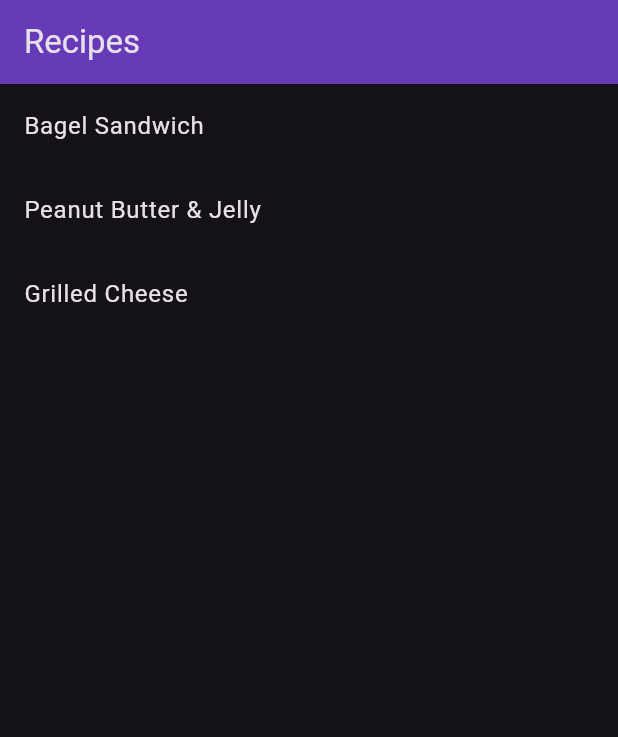
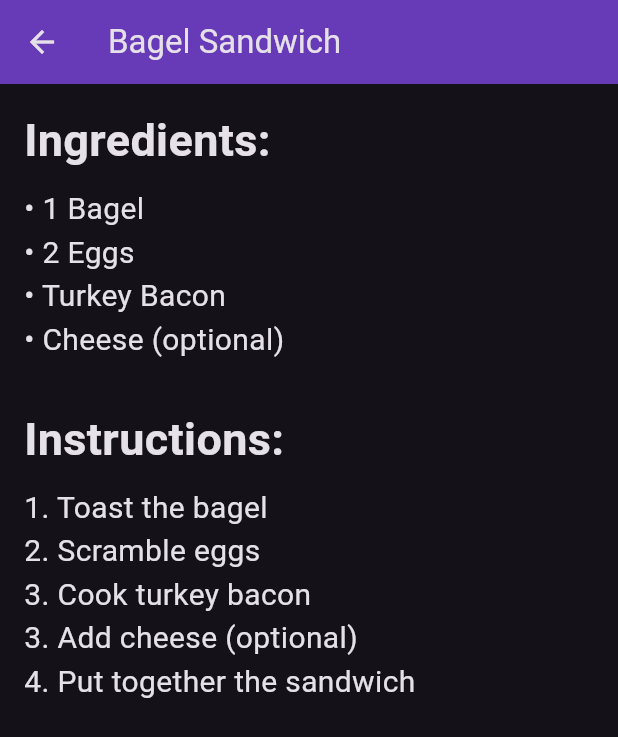
Before and after one commit to vk1hub/recipeBook, a Flutter app: the screen it shows after launch, after a tap on "Bagel Sandwich", on a phone screen of 412 x 824 dp. Shown: the top 737 px of the screen. Run offline on Flutter 3.47's test engine with Material 3 defaults, Android fonts, the phone set to English and light mode, and no system bars.

Commit message:
Added tapping functioanlity to recipes. Once tapped, recipes now show ingredients and instructions.

```diff
--- /dev/null
+++ b/lib/DetailsScreen.dart
@@ -0,0 +1,81 @@
+import 'package:flutter/material.dart';
+
+class DetailsScreen extends StatelessWidget {
+  final String title;
+  DetailsScreen({super.key, required this.title});
+
+  final Map<String, Map<String, List<String>>> recipeDetails = {
+    'Bagel Sandwich': {
+      'ingredients': [
+        '• 1 Bagel',
+        '• 2 Eggs',
+        '• Turkey Bacon',
+        '• Cheese (optional)',
+      ],
+      'instructions': [
+        '1. Toast the bagel',
+        '2. Scramble eggs',
+        '3. Cook turkey bacon',
+        '3. Add cheese (optional)',
+        '4. Put together the sandwich',
+      ],
+    },
+    'Peanut Butter & Jelly': {
+      'ingredients': ['• 2 Slices bread', '• Peanut butter', '• Jelly'],
+      'instructions': [
+        '1. Spread peanut butter on one slice',
+        '2. Spread jelly on other slice',
+        '3. Put together the sandwich',
+      ],
+    },
+    'Grilled Cheese': {
+      'ingredients': ['• 2 Slices bread', '• 2 Cheese slices', '• Butter'],
+      'instructions': [
+        '1. Butter the bread',
+        '2. Place buttered side down on pan',
+        '3. Add cheese on top',
+        '4. Place other bread on top, buttered side up',
+        '5. Cover pan with lid to melt cheese',
+        '6. Flip the sandwich until both sides are golden brown',
+        '7. Serve',
+      ],
+    },
+  };
+
+  @override
+  Widget build(BuildContext context) {
+    final recipe = recipeDetails[title]!;
+
+    return Scaffold(
+      appBar: AppBar(backgroundColor: Colors.deepPurple, title: Text(title)),
+      body: Padding(
+        // displaying ingredients and instructions
+        padding: const EdgeInsets.all(16.0),
+        child: Column(
+          crossAxisAlignment: CrossAxisAlignment.start,
+          children: [
+            const Text(
+              'Ingredients:',
+              style: TextStyle(fontSize: 30, fontWeight: FontWeight.bold),
+            ),
+            const SizedBox(height: 10),
+            Text(
+              recipe['ingredients']!.join('\n'),
+              style: const TextStyle(fontSize: 20),
+            ),
+            const SizedBox(height: 30),
+            const Text(
+              'Instructions:',
+              style: TextStyle(fontSize: 30, fontWeight: FontWeight.bold),
+            ),
+            const SizedBox(height: 10),
+            Text(
+              recipe['instructions']!.join('\n'),
+              style: const TextStyle(fontSize: 20),
+            ),
+          ],
+        ),
+      ),
+    );
+  }
+}
--- a/lib/main.dart
+++ b/lib/main.dart
@@ -1,4 +1,5 @@
 import 'package:flutter/material.dart';
+import 'DetailsScreen.dart';
 
 void main() {
   runApp(const MyApp());
@@ -47,6 +48,14 @@ class _MyHomePageState extends State<MyHomePage> {
           return ListTile(
             title: Text(recipes[index]),
             onTap: () {
+              Navigator.push(
+                context,
+                MaterialPageRoute(
+                  builder: (context) => DetailsScreen(
+                    title: recipes[index],
+                  ),
+                ),
+              );
             },
           );
         },
```
